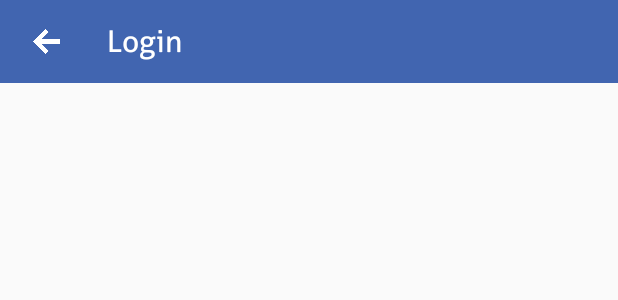
After one commit to DevJSW/Ujuzy, an Android app: the layout toolbar23.xml on its own in the app's theme, with its tools: preview values and no code run, on a phone screen of 412 x 824 dp. The commit adds this screen. Shown: the top 300 px of the screen. Run offline under Robolectric (Android 15) with nearby library versions, the phone set to English and light mode, and no system bars; network calls fail.

Commit message:
commitig changes

```diff
--- a/Ujuzy/app/src/main/java/com/ujuzy/ujuzy/activities/LoginActivity.java
+++ b/Ujuzy/app/src/main/java/com/ujuzy/ujuzy/activities/LoginActivity.java
@@ -35,7 +35,7 @@ import retrofit2.converter.gson.GsonConverterFactory;
 public class LoginActivity extends AppCompatActivity
 {
 
-    private String username, password, grant_type, client_id;
+    private String username, password, grant_type, client_id, code;
     private String webview_url = "https://sso.ujuzy.com/auth/realms/ujuzy/login-actions/reset-credentials?client_id=account&tab_id=zyBFF6oQ_B0";
     private static String Token;
     private Button btnLogin, btnSignUp, forgtPassBtn;
@@ -94,6 +94,7 @@ public class LoginActivity extends AppCompatActivity
         password = inputPassword.getText().toString();
         client_id = "account";
         grant_type = "password";
+        code = "password";
 
         if (TextUtils.isEmpty(username)) {
             inputEmail.setError("Enter your email!");
--- a/Ujuzy/app/src/main/java/com/ujuzy/ujuzy/model/Login.java
+++ b/Ujuzy/app/src/main/java/com/ujuzy/ujuzy/model/Login.java
@@ -2,13 +2,14 @@ package com.ujuzy.ujuzy.model;
 
 public class Login
 {
-    private String username, password, grant_type, client_id;
+    private String username, password, grant_type, client_id, code;
 
-    public Login (String username, String password, String grant_type, String client_id)
+    public Login (String username, String password, String grant_type, String client_id, String code)
     {
         this.username = username;
         this.password = password;
         this.grant_type = grant_type;
         this.client_id = client_id;
+        this.code = code;
     }
 }
--- /dev/null
+++ b/Ujuzy/app/src/main/res/layout/toolbar23.xml
@@ -0,0 +1,25 @@
+<?xml version="1.0" encoding="utf-8"?>
+<android.support.v7.widget.Toolbar xmlns:android="http://schemas.android.com/apk/res/android"
+    android:layout_width="match_parent"
+    android:layout_height="@dimen/toolbarheight"
+    xmlns:app="http://schemas.android.com/apk/res-auto"
+    android:background="@color/colorPrimary">
+
+    <ImageView
+        android:layout_width="30dp"
+        android:layout_height="match_parent"
+        android:padding="6dp"
+        android:id="@+id/backBtn"
+        android:layout_marginRight="25dp"
+        android:src="@drawable/backbtn"/>
+
+    <com.ujuzy.ujuzy.CustomData.AllerFont
+        android:layout_width="wrap_content"
+        android:textColor="#fff"
+        android:layout_height="wrap_content"
+        android:textSize="20dp"
+        android:id="@+id/toolbarTv"
+        android:text="Login"
+        />
+
+</android.support.v7.widget.Toolbar>
```
Also changed, not shown: Ujuzy/app/src/main/AndroidManifest.xml (+14 -1 lines), Ujuzy/app/src/main/java/com/ujuzy/ujuzy/activities/MainActivity.java (+11 -1 lines), Ujuzy/app/src/main/java/com/ujuzy/ujuzy/activities/TokenRequest.java (added, +39 -0 lines), Ujuzy/app/src/main/java/com/ujuzy/ujuzy/activities/Webview2Activity.java (added, +148 -0 lines), Ujuzy/app/src/main/java/com/ujuzy/ujuzy/services/Api.java (+9 -2 lines), Ujuzy/app/src/main/res/layout/activity_start_service_web2.xml (added, +23 -0 lines).
